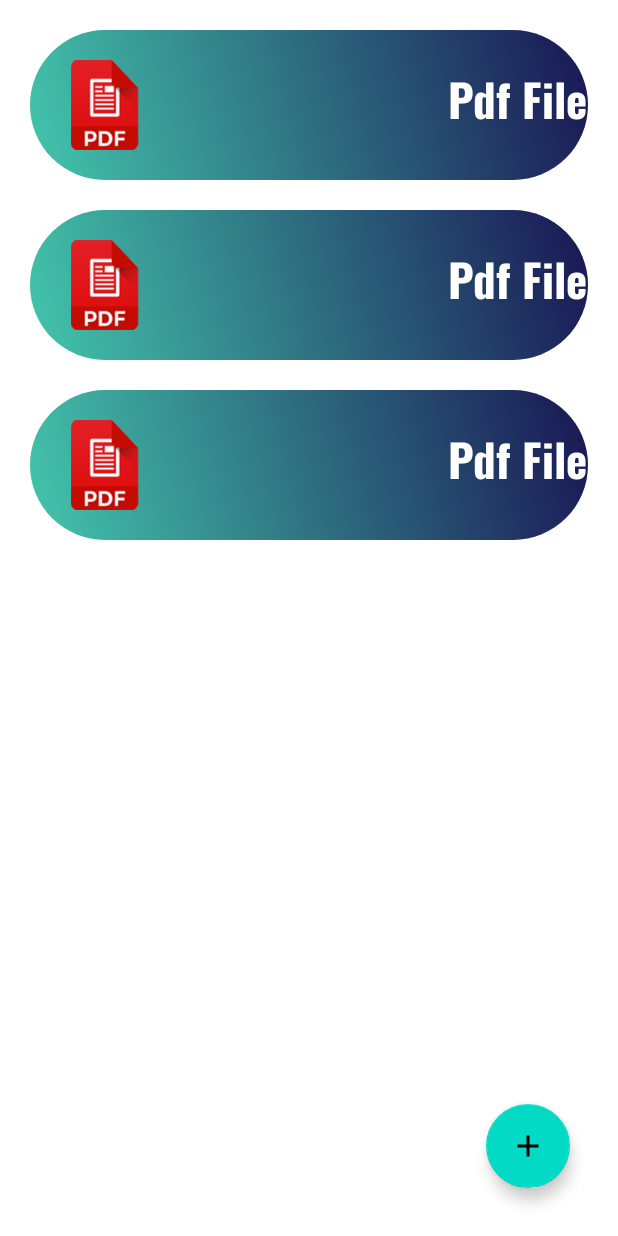
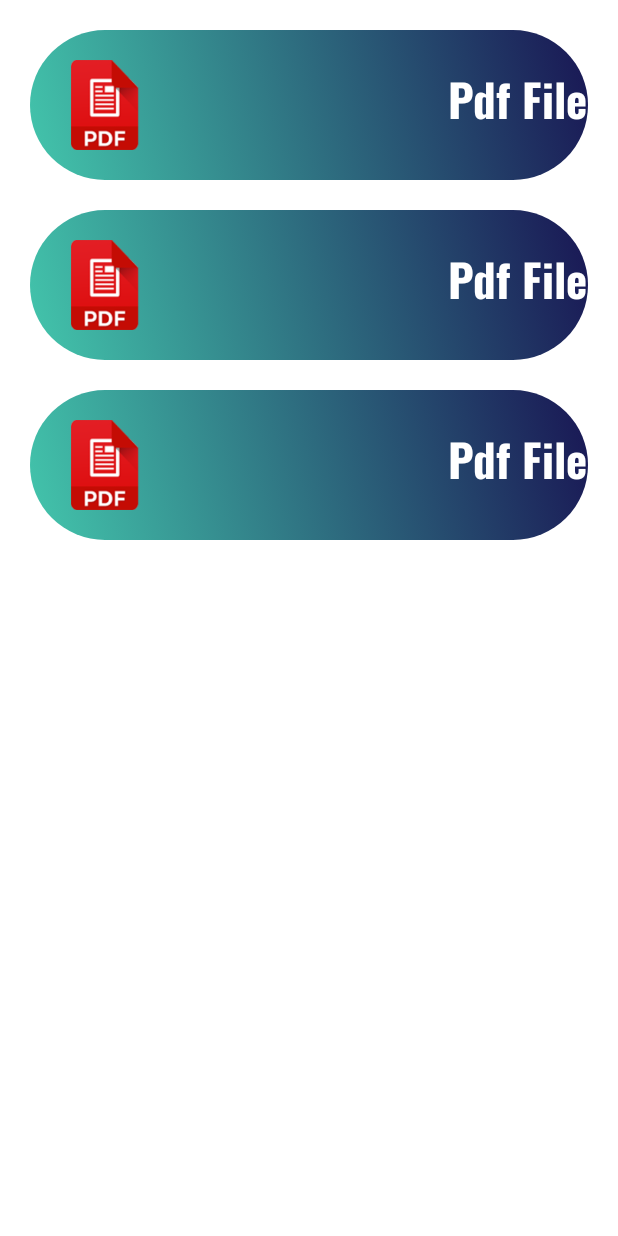
Before and after one commit to Amanshakya-code/AminotesApp, an Android app: the layout activity_pdf.xml on its own in the app's theme, with its tools: preview values and no code run, on a phone screen of 412 x 824 dp. Run offline under Robolectric (Android 15) with nearby library versions, the phone set to English and light mode, and no system bars; Roboto replaces fonts that are not available here.

Commit message:
remove the upload button

```diff
--- a/app/src/main/java/com/example/aminotes/PdfActivity.kt
+++ b/app/src/main/java/com/example/aminotes/PdfActivity.kt
@@ -63,13 +63,13 @@ class PdfActivity : AppCompatActivity() {
         questionPaperRecyclerView.adapter = adapter
 
     }
-    fun OpenNewTask(view: View) {
+    /*fun OpenNewTask(view: View) {
             var intent = Intent(this, UploadFile::class.java)
             intent.putExtra(SUBJECTNAME, subjectName)
             intent.putExtra(YEAR, year)
             intent.putExtra(NOTESORPAPER, str)
             startActivity(intent)
-        }
+        }*/
 
     override fun onStart() {
         super.onStart()
--- a/app/src/main/res/layout/activity_pdf.xml
+++ b/app/src/main/res/layout/activity_pdf.xml
@@ -12,13 +12,5 @@
         android:id="@+id/questionPaperRecyclerView"
         tools:listitem="@layout/single_pdf_item"
         />
-    <com.google.android.material.floatingactionbutton.FloatingActionButton
-        android:layout_width="wrap_content"
-        android:layout_height="wrap_content"
-        android:layout_alignParentBottom="true"
-        android:layout_alignParentEnd="true"
-        android:layout_margin="32dp"
-        android:onClick="OpenNewTask"
-        android:id="@+id/floatingActionButton"
-        android:src="@drawable/ic_baseline_add_24" />
+
 </RelativeLayout>
```
